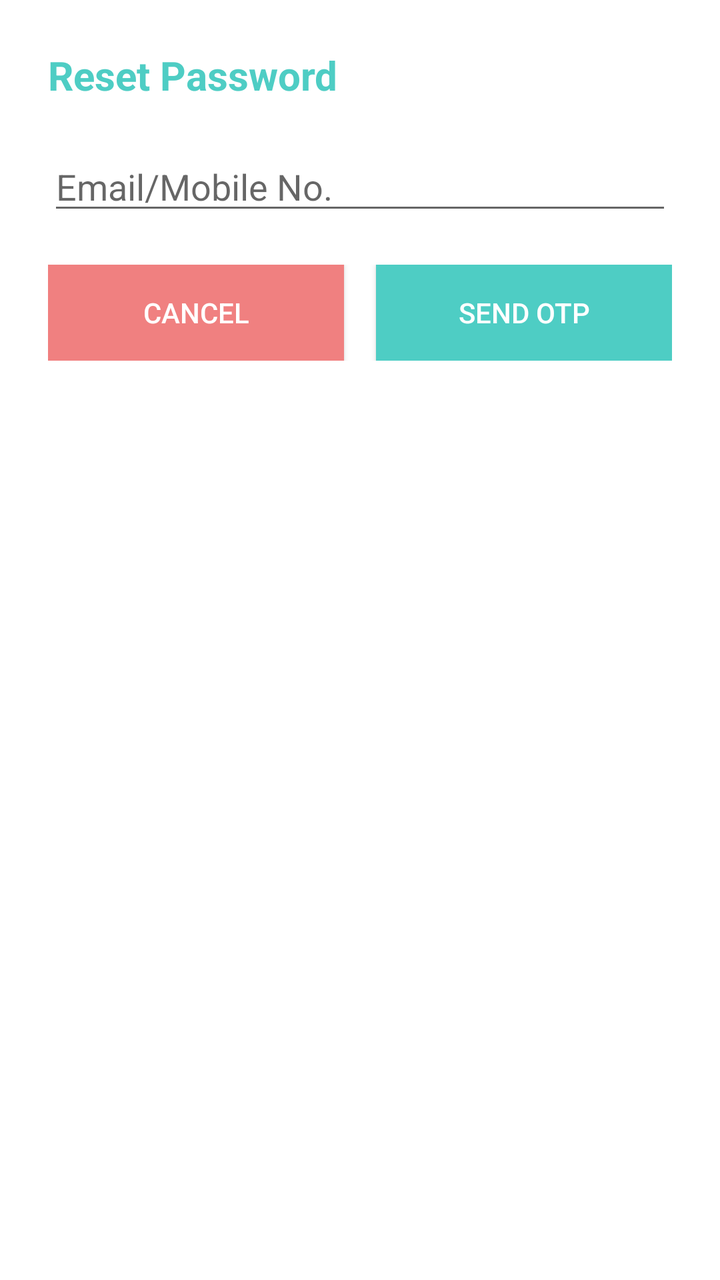
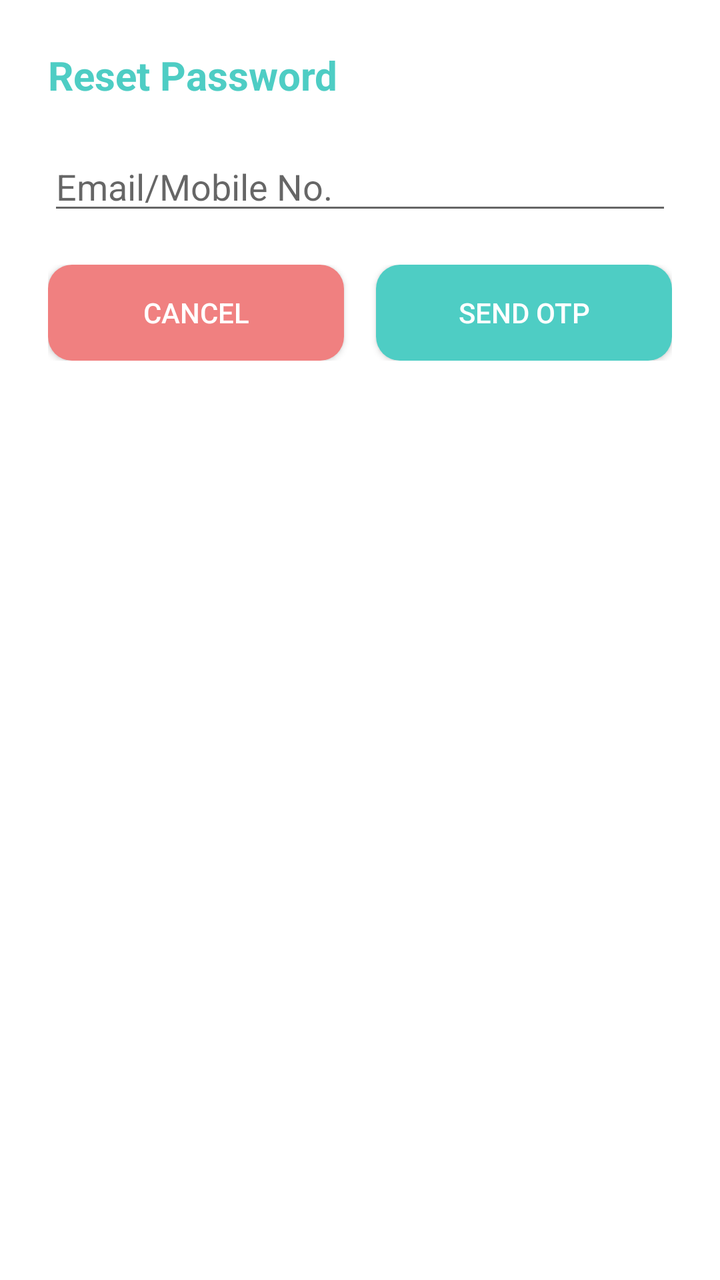

An Android layout rendered at two revisions. The XML below is the earlier revision; the diff shows what the commit changed to produce the second picture.
<!-- AndroidManifest.xml: application theme Theme.Rush47 -->
<!-- res/layout/dialog_forgot_password.xml -->
<?xml version="1.0" encoding="utf-8"?>
<LinearLayout xmlns:android="http://schemas.android.com/apk/res/android"
    android:layout_width="match_parent"
    android:layout_height="wrap_content"
    android:orientation="vertical"
    android:background="@color/white"
    android:padding="24dp">

    <TextView
        android:layout_width="wrap_content"
        android:layout_height="wrap_content"
        android:text="@string/reset_password"
        android:textColor="@color/teal"
        android:textSize="20sp"
        android:textStyle="bold" />

    <Space android:layout_width="match_parent" android:layout_height="20dp" />

    <EditText
        android:id="@+id/etIdentifier"
        android:layout_width="match_parent"
        android:layout_height="wrap_content"
        android:hint="@string/email_mobile" />

    <Space android:layout_width="match_parent" android:layout_height="20dp" />

    <LinearLayout
        android:layout_width="match_parent"
        android:layout_height="wrap_content"
        android:orientation="horizontal">

        <Button
            android:id="@+id/btnCancel"
            android:layout_width="0dp"
            android:layout_height="48dp"
            android:layout_weight="1"
            android:layout_marginEnd="8dp"
            android:background="@color/red_soft"
            android:text="@string/cancel"
            android:textColor="@color/white" />

        <Button
            android:id="@+id/btnSendOtp"
            android:layout_width="0dp"
            android:layout_height="48dp"
            android:layout_weight="1"
            android:layout_marginStart="8dp"
            android:background="@color/teal"
            android:text="@string/send_otp"
            android:textColor="@color/white" />
    </LinearLayout>
</LinearLayout>
<!-- resources referenced by this layout -->
<resources>
  <color name="red_soft">#F08080</color>
  <color name="teal">#4ECDC4</color>
  <color name="white">#FFFFFF</color>
  <string name="cancel">CANCEL</string>
  <string name="email_mobile">Email/Mobile No.</string>
  <string name="reset_password">Reset Password</string>
  <string name="send_otp">SEND OTP</string>
  <style name="Theme.Rush47" parent="Theme.MaterialComponents.DayNight.NoActionBar">
          <item name="colorPrimary">@color/purple_primary</item>
          <item name="colorPrimaryVariant">@color/purple_primary</item>
          <item name="android:statusBarColor">@color/dark_bg</item>
      </style>
  <color name="purple_primary">#6A0DFF</color>
  <color name="dark_bg">#0B1223</color>
</resources>

<!-- the commit's change to res/layout/dialog_forgot_password.xml (unified diff, before → after) -->
@@ -35,7 +35,7 @@
             android:layout_height="48dp"
             android:layout_weight="1"
             android:layout_marginEnd="8dp"
-            android:background="@color/red_soft"
+            android:background="@drawable/bg_button_cancel"
             android:text="@string/cancel"
             android:textColor="@color/white" />
 
@@ -45,7 +45,7 @@
             android:layout_height="48dp"
             android:layout_weight="1"
             android:layout_marginStart="8dp"
-            android:background="@color/teal"
+            android:background="@drawable/bg_button_teal"
             android:text="@string/send_otp"
             android:textColor="@color/white" />
     </LinearLayout>
<!-- resource entries referenced after the edit -->
@@ -1,8 +1,19 @@
 <!-- resources referenced by this layout -->
 <resources>
-  <color name="red_soft">#F08080</color>
   <color name="teal">#4ECDC4</color>
   <color name="white">#FFFFFF</color>
+  <!-- drawable bg_button_cancel (drawable) -->
+  <?xml version="1.0" encoding="utf-8"?>
+  <shape xmlns:android="http://schemas.android.com/apk/res/android">
+      <solid android:color="@color/red_soft" />
+      <corners android:radius="12dp" />
+  </shape>
+  <!-- drawable bg_button_teal (drawable) -->
+  <?xml version="1.0" encoding="utf-8"?>
+  <shape xmlns:android="http://schemas.android.com/apk/res/android">
+      <solid android:color="@color/teal" />
+      <corners android:radius="12dp" />
+  </shape>
   <string name="cancel">CANCEL</string>
   <string name="email_mobile">Email/Mobile No.</string>
   <string name="reset_password">Reset Password</string>
@@ -12,6 +23,7 @@
           <item name="colorPrimaryVariant">@color/purple_primary</item>
           <item name="android:statusBarColor">@color/dark_bg</item>
       </style>
+  <color name="red_soft">#F08080</color>
   <color name="purple_primary">#6A0DFF</color>
   <color name="dark_bg">#0B1223</color>
 </resources>
